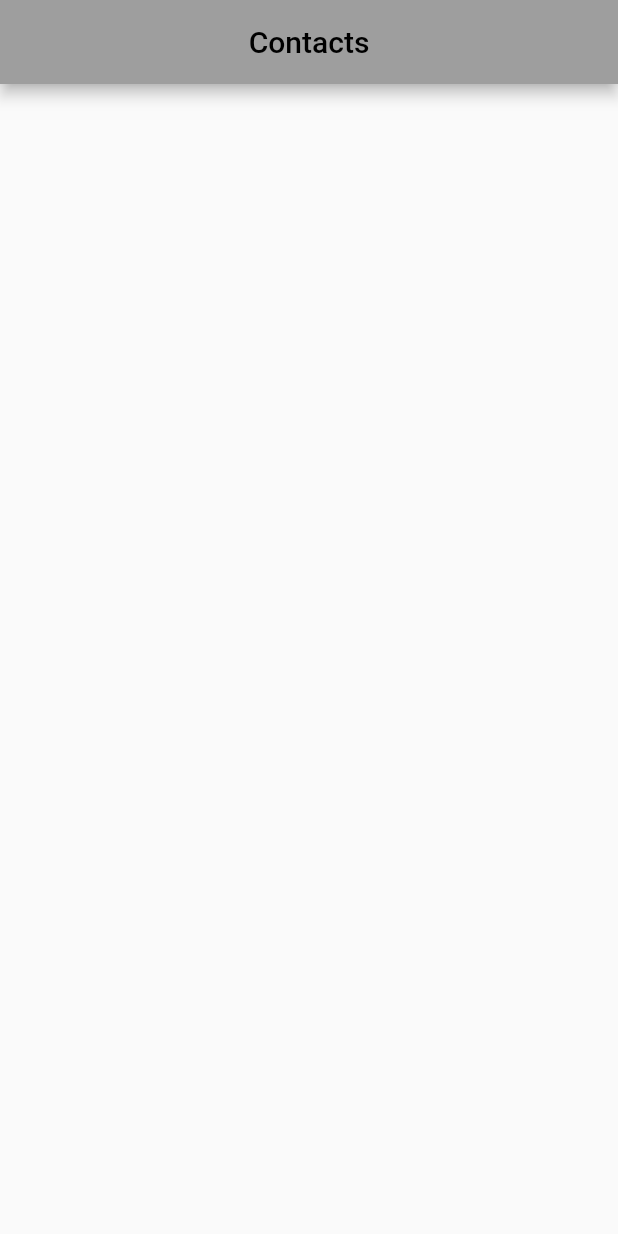
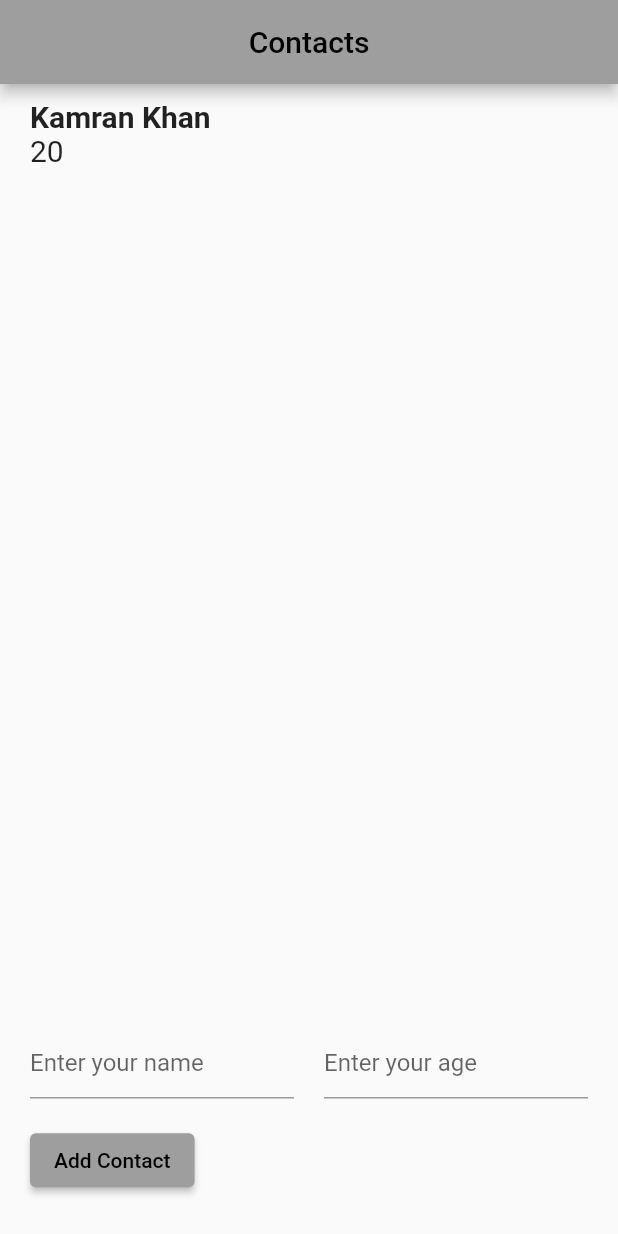
Before and after one commit to 3kdeveloper/hive_crud_operation, a Flutter app: the screen it shows after launch, on a phone screen of 412 x 824 dp. Run offline on Flutter 3.47's test engine with Material 2 defaults, Android fonts, the phone set to English and light mode, and no system bars; our stand-ins replace get.

Commit message:
making simple ui

```diff
--- a/lib/main.dart
+++ b/lib/main.dart
@@ -12,10 +12,11 @@ class MyApp extends StatelessWidget {
   Widget build(BuildContext context) {
     return MaterialApp(
       title: 'Hive CRUD',
+      debugShowCheckedModeBanner: false,
       theme: ThemeData(
         primarySwatch: Colors.grey,
       ),
-      home: const HomeScreen(),
+      home: HomeScreen(),
     );
   }
 }
--- a/lib/models/contacts.dart
+++ b/lib/models/contacts.dart
@@ -1,6 +1,6 @@
 class Contacts {
   final String name;
-  final int phoneNo;
+  final int age;
 
-  Contacts(this.name, this.phoneNo);
+  Contacts(this.name, this.age);
 }
--- a/lib/views/home/home.dart
+++ b/lib/views/home/home.dart
@@ -1,7 +1,10 @@
 import 'package:flutter/material.dart';
+import 'package:get/get.dart';
 
 class HomeScreen extends StatelessWidget {
-  const HomeScreen({Key? key}) : super(key: key);
+  HomeScreen({Key? key}) : super(key: key);
+  final nameController = TextEditingController();
+  final ageController = TextEditingController();
 
   @override
   Widget build(BuildContext context) {
@@ -10,7 +13,56 @@ class HomeScreen extends StatelessWidget {
         title: const Text('Contacts'),
         centerTitle: true,
       ),
-      body: Container(),
+      body: Container(
+        height: Get.height,
+        width: Get.width,
+        padding: const EdgeInsets.symmetric(horizontal: 20, vertical: 10),
+        child: Column(
+          crossAxisAlignment: CrossAxisAlignment.start,
+          children: [
+            Expanded(
+              child: Column(
+                crossAxisAlignment: CrossAxisAlignment.start,
+                children: const <Widget>[
+                  Text(
+                    'Kamran Khan',
+                    style: TextStyle(
+                      fontSize: 20,
+                      fontWeight: FontWeight.bold,
+                    ),
+                  ),
+                  Text(
+                    '20',
+                    style: TextStyle(fontSize: 20),
+                  ),
+                ],
+              ),
+            ),
+            SizedBox(
+              height: Get.height * 0.1,
+              child: Row(
+                children: const <Widget>[
+                  Expanded(
+                      child: TextField(
+                    decoration: InputDecoration(hintText: 'Enter your name'),
+                  )),
+                  SizedBox(width: 20),
+                  Expanded(
+                      child: TextField(
+                    keyboardType: TextInputType.number,
+                    decoration: InputDecoration(hintText: 'Enter your age'),
+                  )),
+                ],
+              ),
+            ),
+            ElevatedButton(
+              onPressed: () {},
+              child: const Text('Add Contact'),
+            ),
+            SizedBox(height: Get.height * 0.02),
+          ],
+        ),
+      ),
     );
   }
 }
--- a/pubspec.yaml
+++ b/pubspec.yaml
@@ -16,6 +16,7 @@ dependencies:
   hive: ^2.0.4
   hive_flutter: ^1.1.0
   path_provider: ^2.0.5
+  get: ^4.3.8
 
 dev_dependencies:
   flutter_test:
```
Also changed, not shown: pubspec.lock.
